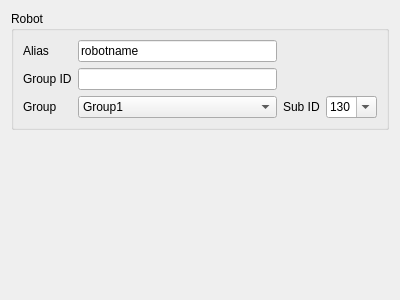
This is source/wnd/ui/robocompref.ui in ww4u/megarobostudio as Qt 5 draws it before an edit. The edited form follows.
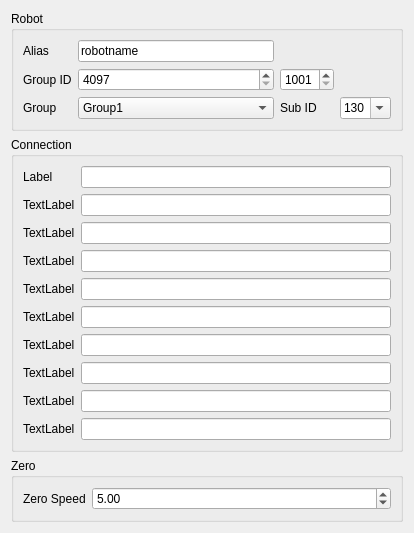
This is the edited form.

```diff
--- a/source/wnd/ui/robocompref.ui
+++ b/source/wnd/ui/robocompref.ui
@@ -6,8 +6,8 @@
    <rect>
     <x>0</x>
     <y>0</y>
-    <width>400</width>
-    <height>300</height>
+    <width>414</width>
+    <height>478</height>
    </rect>
   </property>
   <property name="windowTitle">
@@ -27,9 +27,6 @@
         </property>
        </widget>
       </item>
-      <item row="1" column="3">
-       <widget class="QLineEdit" name="edtGroupCanID"/>
-      </item>
       <item row="2" column="3">
        <widget class="QComboBox" name="cmbGroup">
         <item>
@@ -112,6 +109,167 @@
         </item>
        </widget>
       </item>
+      <item row="1" column="3">
+       <widget class="QSpinBox" name="spinBox">
+        <property name="minimum">
+         <number>4097</number>
+        </property>
+        <property name="maximum">
+         <number>65535</number>
+        </property>
+       </widget>
+      </item>
+      <item row="1" column="4">
+       <widget class="QSpinBox" name="spinBox_2">
+        <property name="minimum">
+         <number>4097</number>
+        </property>
+        <property name="maximum">
+         <number>65535</number>
+        </property>
+        <property name="displayIntegerBase">
+         <number>16</number>
+        </property>
+       </widget>
+      </item>
+     </layout>
+    </widget>
+   </item>
+   <item>
+    <widget class="QGroupBox" name="groupBox_2">
+     <property name="title">
+      <string>Connection</string>
+     </property>
+     <layout class="QFormLayout" name="formLayout_2">
+      <item row="0" column="0">
+       <widget class="QLabel" name="label_2">
+        <property name="text">
+         <string>Label</string>
+        </property>
+       </widget>
+      </item>
+      <item row="0" column="1">
+       <widget class="QLineEdit" name="lineEdit"/>
+      </item>
+      <item row="1" column="0">
+       <widget class="QLabel" name="label_3">
+        <property name="text">
+         <string>TextLabel</string>
+        </property>
+       </widget>
+      </item>
+      <item row="2" column="0">
+       <widget class="QLabel" name="label_4">
+        <property name="text">
+         <string>TextLabel</string>
+        </property>
+       </widget>
+      </item>
+      <item row="3" column="0">
+       <widget class="QLabel" name="label_5">
+        <property name="text">
+         <string>TextLabel</string>
+        </property>
+       </widget>
+      </item>
+      <item row="4" column="0">
+       <widget class="QLabel" name="label_6">
+        <property name="text">
+         <string>TextLabel</string>
+        </property>
+       </widget>
+      </item>
+      <item row="5" column="0">
+       <widget class="QLabel" name="label_7">
+        <property name="text">
+         <string>TextLabel</string>
+        </property>
+       </widget>
+      </item>
+      <item row="6" column="0">
+       <widget class="QLabel" name="label_12">
+        <property name="text">
+         <string>TextLabel</string>
+        </property>
+       </widget>
+      </item>
+      <item row="7" column="0">
+       <widget class="QLabel" name="label_13">
+        <property name="text">
+         <string>TextLabel</string>
+        </property>
+       </widget>
+      </item>
+      <item row="8" column="0">
+       <widget class="QLabel" name="label_14">
+        <property name="text">
+         <string>TextLabel</string>
+        </property>
+       </widget>
+      </item>
+      <item row="9" column="0">
+       <widget class="QLabel" name="label_15">
+        <property name="text">
+         <string>TextLabel</string>
+        </property>
+       </widget>
+      </item>
+      <item row="1" column="1">
+       <widget class="QLineEdit" name="lineEdit_2"/>
+      </item>
+      <item row="2" column="1">
+       <widget class="QLineEdit" name="lineEdit_3"/>
+      </item>
+      <item row="3" column="1">
+       <widget class="QLineEdit" name="lineEdit_4"/>
+      </item>
+      <item row="4" column="1">
+       <widget class="QLineEdit" name="lineEdit_5"/>
+      </item>
+      <item row="5" column="1">
+       <widget class="QLineEdit" name="lineEdit_6"/>
+      </item>
+      <item row="6" column="1">
+       <widget class="QLineEdit" name="lineEdit_7"/>
+      </item>
+      <item row="7" column="1">
+       <widget class="QLineEdit" name="lineEdit_8"/>
+      </item>
+      <item row="8" column="1">
+       <widget class="QLineEdit" name="lineEdit_9"/>
+      </item>
+      <item row="9" column="1">
+       <widget class="QLineEdit" name="lineEdit_10"/>
+      </item>
+     </layout>
+    </widget>
+   </item>
+   <item>
+    <widget class="QGroupBox" name="groupBox">
+     <property name="title">
+      <string>Zero</string>
+     </property>
+     <layout class="QFormLayout" name="formLayout">
+      <item row="0" column="0">
+       <widget class="QLabel" name="label">
+        <property name="text">
+         <string>Zero Speed</string>
+        </property>
+       </widget>
+      </item>
+      <item row="0" column="1">
+       <widget class="QDoubleSpinBox" name="spinZeroSpeed">
+        <property name="minimum">
+         <double>1.000000000000000</double>
+        </property>
+        <property name="maximum">
+         <double>100.000000000000000</double>
+        </property>
+        <property name="value">
+         <double>5.000000000000000</double>
+        </property>
+       </widget>
+      </item>
      </layout>
     </widget>
    </item>
```
Left out of the diff: 35 changed lines with no effect on the pictures.
